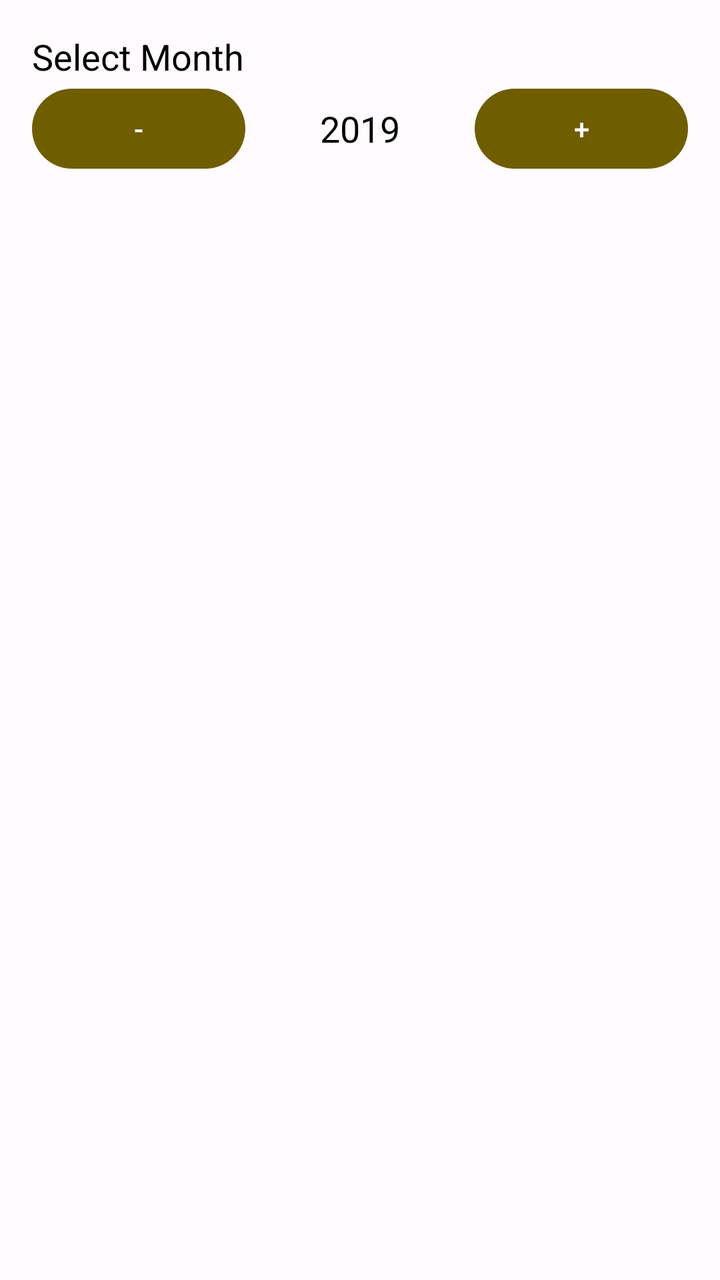
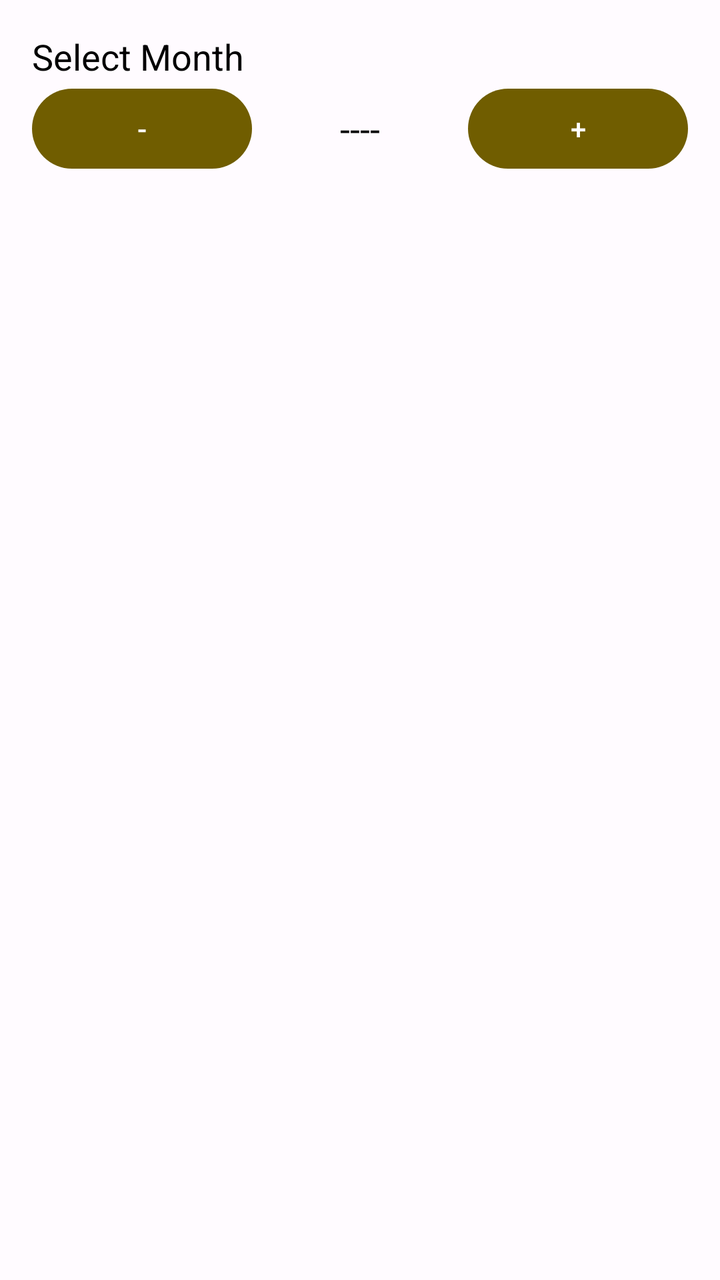

Before-and-after screenshots of an Android layout around one commit, followed by the original layout XML and the change that was made.
<!-- AndroidManifest.xml: application theme Theme.ScoreCards -->
<!-- res/layout/year_picker.xml -->
<?xml version="1.0" encoding="utf-8"?>
<LinearLayout xmlns:android="http://schemas.android.com/apk/res/android"
    android:layout_width="match_parent"
    android:layout_height="wrap_content"
    android:orientation="vertical"
    android:padding="16dp">

    <LinearLayout
        android:layout_width="match_parent"
        android:layout_height="wrap_content"
        android:orientation="horizontal">

        <TextView
            android:id="@+id/yearPickerTitle"
            android:layout_width="match_parent"
            android:layout_height="wrap_content"
            android:textSize="18sp"
            android:textColor="@android:color/black"
            android:text="Select Month"/>

    </LinearLayout>


    <LinearLayout
        android:layout_width="match_parent"
        android:layout_height="wrap_content"
        android:gravity="center"
        android:orientation="horizontal">
        <Button
            android:id="@+id/yearNegativeButton"
            android:layout_width="wrap_content"
            android:layout_weight="1"
            android:layout_height="wrap_content"
            android:text="-" />

        <TextView
            android:id="@+id/yearTextView"
            android:layout_width="wrap_content"
            android:layout_height="wrap_content"
            android:gravity="center"
            android:layout_weight="4"
            android:layout_gravity="center"
            android:text= "@string/currYear"
            android:textSize="18sp"
            android:textColor="@android:color/black" />

        <Button
            android:id="@+id/yearPositiveButton"
            android:layout_width="wrap_content"
            android:layout_weight="1"
            android:layout_height="wrap_content"
            android:text="+" />
    </LinearLayout>


</LinearLayout>
<!-- resources referenced by this layout -->
<resources>
  <string name="currYear"> "2019" </string>
  <style name="Theme.ScoreCards" parent="Theme.Material3.Dark.NoActionBar">
          <item name="colorPrimary">@color/md_theme_light_primary</item>
          <item name="colorOnPrimary">@color/md_theme_light_onPrimary</item>
          <item name="colorPrimaryContainer">@color/md_theme_light_primaryContainer</item>
          <item name="colorOnPrimaryContainer">@color/md_theme_light_onPrimaryContainer</item>
          <item name="colorSecondary">@color/md_theme_light_secondary</item>
          <item name="colorOnSecondary">@color/md_theme_light_onSecondary</item>
          <item name="colorSecondaryContainer">@color/md_theme_light_secondaryContainer</item>
          <item name="colorOnSecondaryContainer">@color/md_theme_light_onSecondaryContainer</item>
          <item name="colorTertiary">@color/md_theme_light_tertiary</item>
          <item name="colorOnTertiary">@color/md_theme_light_onTertiary</item>
          <item name="colorTertiaryContainer">@color/md_theme_light_tertiaryContainer</item>
          <item name="colorOnTertiaryContainer">@color/md_theme_light_onTertiaryContainer</item>
          <item name="colorError">@color/md_theme_light_error</item>
          <item name="colorErrorContainer">@color/md_theme_light_errorContainer</item>
          <item name="colorOnError">@color/md_theme_light_onError</item>
          <item name="colorOnErrorContainer">@color/md_theme_light_onErrorContainer</item>
          <item name="android:colorBackground">@color/md_theme_light_background</item>
          <item name="colorOnBackground">@color/md_theme_light_onBackground</item>
          <item name="colorSurface">@color/md_theme_light_surface</item>
          <item name="colorOnSurface">@color/md_theme_light_onSurface</item>
          <item name="colorSurfaceVariant">@color/md_theme_light_surfaceVariant</item>
          <item name="colorOnSurfaceVariant">@color/md_theme_light_onSurfaceVariant</item>
          <item name="colorOutline">@color/md_theme_light_outline</item>
          <item name="colorOnSurfaceInverse">@color/md_theme_light_inverseOnSurface</item>
          <item name="colorSurfaceInverse">@color/md_theme_light_inverseSurface</item>
          <item name="colorPrimaryInverse">@color/md_theme_light_inversePrimary</item>
      </style>
  <color name="md_theme_light_primary">#705D00</color>
  <color name="md_theme_light_onPrimary">#FFFFFF</color>
  <color name="md_theme_light_primaryContainer">#FFE16D</color>
  <color name="md_theme_light_onPrimaryContainer">#221B00</color>
  <color name="md_theme_light_secondary">#675E40</color>
  <color name="md_theme_light_onSecondary">#FFFFFF</color>
  <color name="md_theme_light_secondaryContainer">#EFE2BC</color>
  <color name="md_theme_light_onSecondaryContainer">#211B04</color>
  <color name="md_theme_light_tertiary">#44664E</color>
  <color name="md_theme_light_onTertiary">#FFFFFF</color>
  <color name="md_theme_light_tertiaryContainer">#C6ECCD</color>
  <color name="md_theme_light_onTertiaryContainer">#00210E</color>
  <color name="md_theme_light_error">#BA1A1A</color>
  <color name="md_theme_light_errorContainer">#FFDAD6</color>
  <color name="md_theme_light_onError">#FFFFFF</color>
  <color name="md_theme_light_onErrorContainer">#410002</color>
  <color name="md_theme_light_background">#FFFBFF</color>
  <color name="md_theme_light_onBackground">#1D1B16</color>
  <color name="md_theme_light_surface">#FFFBFF</color>
  <color name="md_theme_light_onSurface">#1D1B16</color>
  <color name="md_theme_light_surfaceVariant">#EAE2CF</color>
  <color name="md_theme_light_onSurfaceVariant">#4B4739</color>
  <color name="md_theme_light_outline">#7C7767</color>
  <color name="md_theme_light_inverseOnSurface">#F6F0E7</color>
  <color name="md_theme_light_inverseSurface">#33302A</color>
  <color name="md_theme_light_inversePrimary">#E9C400</color>
</resources>

<!-- the commit's change to res/layout/year_picker.xml (unified diff, before → after) -->
@@ -40,7 +40,7 @@
             android:gravity="center"
             android:layout_weight="4"
             android:layout_gravity="center"
-            android:text= "@string/currYear"
+            android:text= "----"
             android:textSize="18sp"
             android:textColor="@android:color/black" />
 
<!-- resource entries referenced after the edit -->
@@ -1,6 +1,5 @@
 <!-- resources referenced by this layout -->
 <resources>
-  <string name="currYear"> "2019" </string>
   <style name="Theme.ScoreCards" parent="Theme.Material3.Dark.NoActionBar">
           <item name="colorPrimary">@color/md_theme_light_primary</item>
           <item name="colorOnPrimary">@color/md_theme_light_onPrimary</item>
